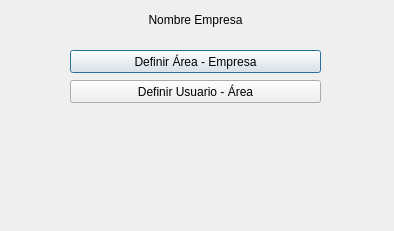
First picture: the form in src/vistas/VistaAdminInicio.ui, repository ArthourVaSa/Aplicacion-Visor, before the edit.
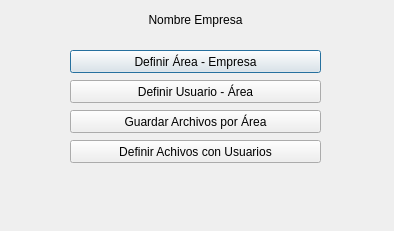
Second picture: the form after the edit.

Patch:
```diff
--- a/src/vistas/VistaAdminInicio.ui
+++ b/src/vistas/VistaAdminInicio.ui
@@ -55,6 +55,32 @@
     <string>Definir Usuario - Área</string>
    </property>
   </widget>
+  <widget class="QPushButton" name="pushButton_archivos_area">
+   <property name="geometry">
+    <rect>
+     <x>70</x>
+     <y>110</y>
+     <width>251</width>
+     <height>23</height>
+    </rect>
+   </property>
+   <property name="text">
+    <string>Guardar Archivos por Área</string>
+   </property>
+  </widget>
+  <widget class="QPushButton" name="pushButton_archivos_usuarios">
+   <property name="geometry">
+    <rect>
+     <x>70</x>
+     <y>140</y>
+     <width>251</width>
+     <height>23</height>
+    </rect>
+   </property>
+   <property name="text">
+    <string>Definir Achivos con Usuarios</string>
+   </property>
+  </widget>
  </widget>
  <resources/>
  <connections/>
```
